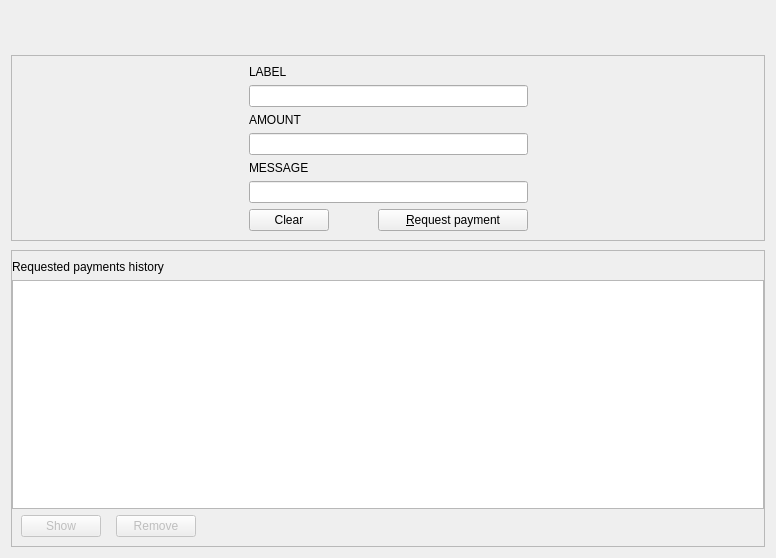
First picture: the form in src/qt/forms/receivecoinsdialog.ui, repository X9Developers/XSN, before the edit.
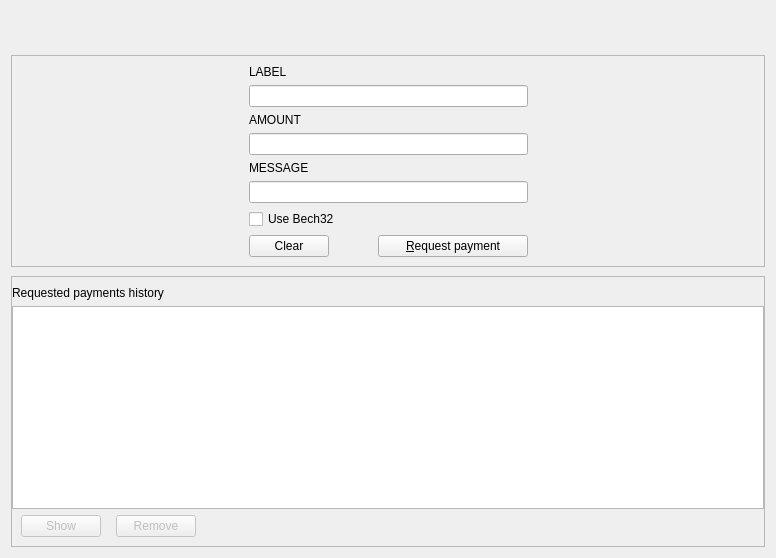
Second picture: the form after the edit. Icons and pictures are not drawn. Custom widgets are drawn as their Qt base class.

What changed in the file:
```diff
--- a/src/qt/forms/receivecoinsdialog.ui
+++ b/src/qt/forms/receivecoinsdialog.ui
@@ -169,6 +169,13 @@
              </property>
             </widget>
            </item>
+           <item>
+            <widget class="QCheckBox" name="useBech32">
+             <property name="text">
+              <string>Use Bech32</string>
+             </property>
+            </widget>
+           </item>
            <item>
             <layout class="QHBoxLayout" name="horizontalLayout">
              <property name="spacing">
```
